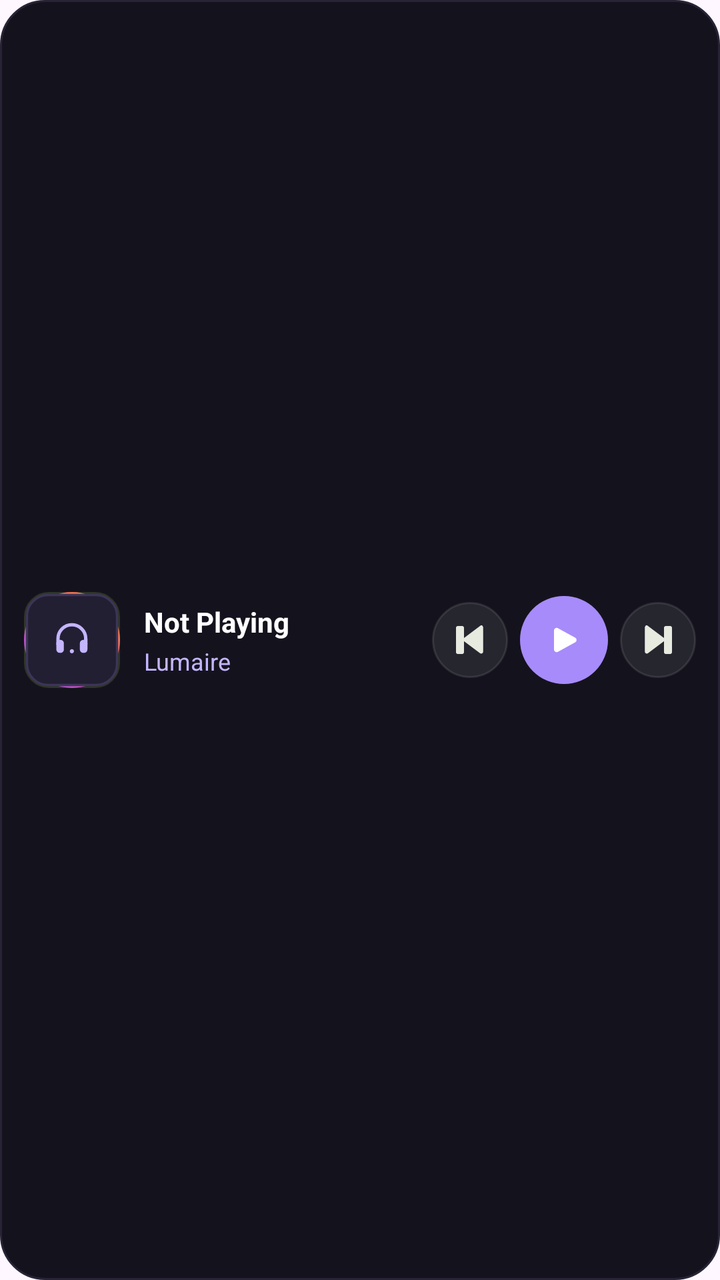
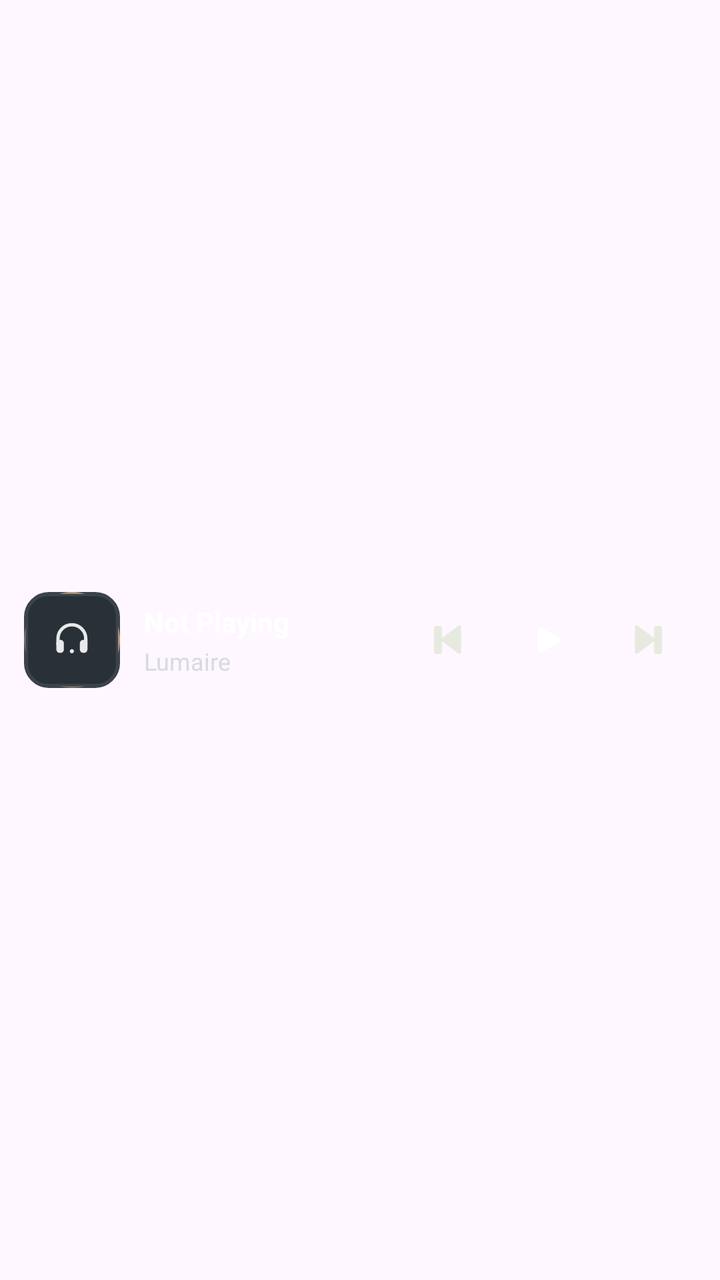

Screens rendered from an Android XML layout before and after an edit, with the pre-edit source and the edit as a unified diff.
<!-- AndroidManifest.xml: application theme Theme.lumaire -->
<!-- res/layout/widget_now_playing.xml -->
<?xml version="1.0" encoding="utf-8"?>
<FrameLayout xmlns:android="http://schemas.android.com/apk/res/android"
    android:id="@+id/widget_now_playing_root"
    android:layout_width="match_parent"
    android:layout_height="match_parent"
    android:background="@drawable/widget_background">

    
    <ImageView
        android:id="@+id/widget_bg_image"
        android:layout_width="match_parent"
        android:layout_height="match_parent"
        android:scaleType="fitXY"
        android:contentDescription="" />

    
    <LinearLayout
        android:id="@+id/widget_compact_layout"
        android:layout_width="match_parent"
        android:layout_height="match_parent"
        android:orientation="horizontal"
        android:gravity="center_vertical"
        android:paddingStart="12dp"
        android:paddingEnd="12dp"
        android:paddingTop="8dp"
        android:paddingBottom="8dp"
        android:visibility="visible">

        <ImageView
            android:id="@+id/widget_art"
            android:layout_width="48dp"
            android:layout_height="48dp"
            android:layout_gravity="center_vertical"
            android:background="@drawable/widget_art_bg"
            android:src="@drawable/widget_art_demo"
            android:scaleType="centerCrop"
            android:contentDescription="Album artwork" />

        <LinearLayout
            android:id="@+id/widget_info_container"
            android:layout_width="0dp"
            android:layout_height="wrap_content"
            android:layout_weight="1"
            android:layout_marginStart="12dp"
            android:layout_marginEnd="8dp"
            android:orientation="vertical"
            android:gravity="center_vertical">

            <TextView
                android:id="@+id/widget_title"
                android:layout_width="match_parent"
                android:layout_height="wrap_content"
                android:textSize="14sp"
                android:textStyle="bold"
                android:textColor="#FFFFFF"
                android:singleLine="true"
                android:ellipsize="end"
                android:text="Not Playing" />

            <TextView
                android:id="@+id/widget_artist"
                android:layout_width="match_parent"
                android:layout_height="wrap_content"
                android:textSize="12sp"
                android:textColor="#C4B5FD"
                android:singleLine="true"
                android:ellipsize="end"
                android:layout_marginTop="2dp"
                android:text="Lumaire" />
        </LinearLayout>

        <LinearLayout
            android:id="@+id/widget_controls"
            android:layout_width="wrap_content"
            android:layout_height="wrap_content"
            android:gravity="center_vertical"
            android:orientation="horizontal">

            <ImageButton
                android:id="@+id/widget_btn_prev"
                android:layout_width="38dp"
                android:layout_height="38dp"
                android:background="@drawable/widget_button_bg"
                android:src="@drawable/ic_widget_prev"
                android:scaleType="centerInside"
                android:contentDescription="Previous track" />

            <ImageButton
                android:id="@+id/widget_btn_play_pause"
                android:layout_width="44dp"
                android:layout_height="44dp"
                android:layout_marginStart="6dp"
                android:layout_marginEnd="6dp"
                android:background="@drawable/widget_play_btn_bg"
                android:src="@drawable/ic_widget_play"
                android:scaleType="centerInside"
                android:contentDescription="Play or pause" />

            <ImageButton
                android:id="@+id/widget_btn_next"
                android:layout_width="38dp"
                android:layout_height="38dp"
                android:background="@drawable/widget_button_bg"
                android:src="@drawable/ic_widget_next"
                android:scaleType="centerInside"
                android:contentDescription="Next track" />
        </LinearLayout>
    </LinearLayout>

    
    <LinearLayout
        android:id="@+id/widget_expanded_layout"
        android:layout_width="match_parent"
        android:layout_height="match_parent"
        android:orientation="vertical"
        android:gravity="center_vertical"
        android:paddingStart="14dp"
        android:paddingEnd="14dp"
        android:paddingTop="10dp"
        android:paddingBottom="10dp"
        android:visibility="gone">

        <LinearLayout
            android:layout_width="match_parent"
            android:layout_height="0dp"
            android:layout_weight="1"
            android:orientation="horizontal"
            android:gravity="center_vertical">

            <ImageView
                android:id="@+id/widget_art_expanded"
                android:layout_width="56dp"
                android:layout_height="56dp"
                android:layout_gravity="center_vertical"
                android:background="@drawable/widget_art_bg"
                android:src="@drawable/widget_art_demo"
                android:scaleType="centerCrop"
                android:contentDescription="Album artwork" />

            <LinearLayout
                android:layout_width="0dp"
                android:layout_height="wrap_content"
                android:layout_weight="1"
                android:layout_marginStart="14dp"
                android:layout_marginEnd="10dp"
                android:orientation="vertical"
                android:gravity="center_vertical">

                <TextView
                    android:id="@+id/widget_title_expanded"
                    android:layout_width="match_parent"
                    android:layout_height="wrap_content"
                    android:textSize="15sp"
                    android:textStyle="bold"
                    android:textColor="#FFFFFF"
                    android:maxLines="2"
                    android:ellipsize="end"
                    android:text="Not Playing" />

                <TextView
                    android:id="@+id/widget_artist_expanded"
                    android:layout_width="match_parent"
                    android:layout_height="wrap_content"
                    android:textSize="13sp"
                    android:textColor="#C4B5FD"
                    android:singleLine="true"
                    android:ellipsize="end"
                    android:layout_marginTop="2dp"
                    android:text="Lumaire" />
            </LinearLayout>

            <LinearLayout
                android:layout_width="wrap_content"
                android:layout_height="wrap_content"
                android:gravity="center_vertical"
                android:orientation="horizontal">

                <ImageButton
                    android:id="@+id/widget_btn_prev_expanded"
                    android:layout_width="40dp"
                    android:layout_height="40dp"
                    android:background="@drawable/widget_button_bg"
                    android:src="@drawable/ic_widget_prev"
                    android:scaleType="centerInside"
                    android:contentDescription="Previous track" />

                <ImageButton
                    android:id="@+id/widget_btn_play_pause_expanded"
                    android:layout_width="46dp"
                    android:layout_height="46dp"
                    android:layout_marginStart="6dp"
                    android:layout_marginEnd="6dp"
                    android:background="@drawable/widget_play_btn_bg"
                    android:src="@drawable/ic_widget_play"
                    android:scaleType="centerInside"
                    android:contentDescription="Play or pause" />

                <ImageButton
                    android:id="@+id/widget_btn_next_expanded"
                    android:layout_width="40dp"
                    android:layout_height="40dp"
                    android:background="@drawable/widget_button_bg"
                    android:src="@drawable/ic_widget_next"
                    android:scaleType="centerInside"
                    android:contentDescription="Next track" />
            </LinearLayout>
        </LinearLayout>

        <LinearLayout
            android:id="@+id/widget_progress_container"
            android:layout_width="match_parent"
            android:layout_height="wrap_content"
            android:orientation="vertical"
            android:layout_marginTop="8dp">

            <ProgressBar
                android:id="@+id/widget_progress_expanded"
                style="?android:attr/progressBarStyleHorizontal"
                android:layout_width="match_parent"
                android:layout_height="3dp"
                android:indeterminate="false"
                android:max="1000"
                android:progress="0"
                android:progressDrawable="@drawable/widget_progress_drawable" />

            <LinearLayout
                android:layout_width="match_parent"
                android:layout_height="wrap_content"
                android:orientation="horizontal"
                android:layout_marginTop="3dp">

                <TextView
                    android:id="@+id/widget_time_elapsed_expanded"
                    android:layout_width="0dp"
                    android:layout_height="wrap_content"
                    android:layout_weight="1"
                    android:textSize="11sp"
                    android:textColor="#A1A1AA"
                    android:text="0:00" />

                <TextView
                    android:id="@+id/widget_time_total_expanded"
                    android:layout_width="wrap_content"
                    android:layout_height="wrap_content"
                    android:textSize="11sp"
                    android:textColor="#A1A1AA"
                    android:text="0:00" />
            </LinearLayout>
        </LinearLayout>
    </LinearLayout>

    
    <LinearLayout
        android:id="@+id/widget_card_layout"
        android:layout_width="match_parent"
        android:layout_height="match_parent"
        android:orientation="vertical"
        android:gravity="center_vertical"
        android:padding="16dp"
        android:visibility="gone">

        <LinearLayout
            android:layout_width="match_parent"
            android:layout_height="wrap_content"
            android:orientation="horizontal"
            android:gravity="center_vertical">

            <ImageView
                android:id="@+id/widget_art_card"
                android:layout_width="64dp"
                android:layout_height="64dp"
                android:background="@drawable/widget_art_bg"
                android:src="@drawable/widget_art_demo"
                android:scaleType="centerCrop"
                android:contentDescription="Album artwork" />

            <LinearLayout
                android:layout_width="0dp"
                android:layout_height="wrap_content"
                android:layout_weight="1"
                android:layout_marginStart="14dp"
                android:orientation="vertical"
                android:gravity="center_vertical">

                <TextView
                    android:id="@+id/widget_title_card"
                    android:layout_width="match_parent"
                    android:layout_height="wrap_content"
                    android:textSize="16sp"
                    android:textStyle="bold"
                    android:textColor="#FFFFFF"
                    android:maxLines="2"
                    android:ellipsize="end"
                    android:text="Not Playing" />

                <TextView
                    android:id="@+id/widget_artist_card"
                    android:layout_width="match_parent"
                    android:layout_height="wrap_content"
                    android:textSize="13sp"
                    android:textColor="#C4B5FD"
                    android:singleLine="true"
                    android:ellipsize="end"
                    android:layout_marginTop="3dp"
                    android:text="Lumaire" />
            </LinearLayout>
        </LinearLayout>

        <LinearLayout
            android:layout_width="match_parent"
            android:layout_height="wrap_content"
            android:orientation="vertical"
            android:layout_marginTop="14dp"
            android:layout_marginBottom="12dp">

            <ProgressBar
                android:id="@+id/widget_progress_card"
                style="?android:attr/progressBarStyleHorizontal"
                android:layout_width="match_parent"
                android:layout_height="3dp"
                android:indeterminate="false"
                android:max="1000"
                android:progress="0"
                android:progressDrawable="@drawable/widget_progress_drawable" />

            <LinearLayout
                android:layout_width="match_parent"
                android:layout_height="wrap_content"
                android:orientation="horizontal"
                android:layout_marginTop="4dp">

                <TextView
                    android:id="@+id/widget_time_elapsed_card"
                    android:layout_width="0dp"
                    android:layout_height="wrap_content"
                    android:layout_weight="1"
                    android:textSize="11sp"
                    android:textColor="#A1A1AA"
                    android:text="0:00" />

                <TextView
                    android:id="@+id/widget_time_total_card"
                    android:layout_width="wrap_content"
                    android:layout_height="wrap_content"
                    android:textSize="11sp"
                    android:textColor="#A1A1AA"
                    android:text="0:00" />
            </LinearLayout>
        </LinearLayout>

        <LinearLayout
            android:layout_width="match_parent"
            android:layout_height="wrap_content"
            android:gravity="center"
            android:orientation="horizontal">

            <ImageButton
                android:id="@+id/widget_btn_prev_card"
                android:layout_width="44dp"
                android:layout_height="44dp"
                android:background="@drawable/widget_button_bg"
                android:src="@drawable/ic_widget_prev"
                android:scaleType="centerInside"
                android:contentDescription="Previous track" />

            <ImageButton
                android:id="@+id/widget_btn_play_pause_card"
                android:layout_width="50dp"
                android:layout_height="50dp"
                android:layout_marginStart="16dp"
                android:layout_marginEnd="16dp"
                android:background="@drawable/widget_play_btn_bg"
                android:src="@drawable/ic_widget_play"
                android:scaleType="centerInside"
                android:contentDescription="Play or pause" />

            <ImageButton
                android:id="@+id/widget_btn_next_card"
                android:layout_width="44dp"
                android:layout_height="44dp"
                android:background="@drawable/widget_button_bg"
                android:src="@drawable/ic_widget_next"
                android:scaleType="centerInside"
                android:contentDescription="Next track" />
        </LinearLayout>
    </LinearLayout>
</FrameLayout>
<!-- resources referenced by this layout -->
<resources>
  <!-- drawable widget_art_bg (drawable) -->
  <?xml version="1.0" encoding="utf-8"?>
  <shape xmlns:android="http://schemas.android.com/apk/res/android"
      android:shape="rectangle">
      <solid android:color="#20251B" />
      <corners android:radius="12dp" />
      <stroke
          android:width="1dp"
          android:color="#2E3628" />
  </shape>
  <!-- drawable widget_art_demo (drawable) -->
  <?xml version="1.0" encoding="utf-8"?>
  <layer-list xmlns:android="http://schemas.android.com/apk/res/android">
      
      <item>
          <shape android:shape="rectangle">
              <corners android:radius="14dp" />
              <gradient
                  android:angle="45"
                  android:startColor="#8B5CF6"
                  android:centerColor="#EC4899"
                  android:endColor="#F59E0B"
                  android:type="linear" />
          </shape>
      </item>
      
      <item
          android:gravity="center"
          android:width="28dp"
          android:height="28dp"
          android:drawable="@drawable/ic_widget_art_fallback" />
  </layer-list>
  <!-- drawable widget_background (drawable) -->
  <?xml version="1.0" encoding="utf-8"?>
  <shape xmlns:android="http://schemas.android.com/apk/res/android"
      android:shape="rectangle">
      <solid android:color="#14131D" />
      <corners android:radius="22dp" />
      <stroke
          android:width="1dp"
          android:color="#282436" />
  </shape>
  <!-- drawable widget_button_bg (drawable) -->
  <?xml version="1.0" encoding="utf-8"?>
  <ripple xmlns:android="http://schemas.android.com/apk/res/android"
      android:color="#25FFFFFF">
      <item>
          <shape android:shape="oval">
              <solid android:color="#14FFFFFF" />
              <stroke
                  android:width="1dp"
                  android:color="#1AFFFFFF" />
          </shape>
      </item>
  </ripple>
  <!-- drawable widget_play_btn_bg (drawable) -->
  <?xml version="1.0" encoding="utf-8"?>
  <ripple xmlns:android="http://schemas.android.com/apk/res/android"
      android:color="#33FFFFFF">
      <item>
          <shape android:shape="oval">
              <solid android:color="#A78BFA" />
          </shape>
      </item>
  </ripple>
  <!-- drawable widget_progress_drawable (drawable) -->
  <?xml version="1.0" encoding="utf-8"?>
  <layer-list xmlns:android="http://schemas.android.com/apk/res/android">
      <item android:id="@android:id/background">
          <shape android:shape="rectangle">
              <corners android:radius="2dp" />
              <solid android:color="#26FFFFFF" />
          </shape>
      </item>
      <item android:id="@android:id/progress">
          <clip>
              <shape android:shape="rectangle">
                  <corners android:radius="2dp" />
                  <solid android:color="#C4B5FD" />
              </shape>
          </clip>
      </item>
  </layer-list>
  <!-- drawable ic_widget_art_fallback (drawable) -->
  <?xml version="1.0" encoding="utf-8"?>
  <vector xmlns:android="http://schemas.android.com/apk/res/android"
      android:width="64dp"
      android:height="64dp"
      android:viewportWidth="64"
      android:viewportHeight="64">
      <path
          android:fillColor="#231F33"
          android:strokeColor="#3D3558"
          android:strokeWidth="1.5"
          android:pathData="M16,2 h32 a14,14 0 0,1 14,14 v32 a14,14 0 0,1 -14,14 h-32 a14,14 0 0,1 -14,-14 v-32 a14,14 0 0,1 14,-14 z" />
      <group
          android:scaleX="0.28"
          android:scaleY="0.28"
          android:translateX="14"
          android:translateY="14">
          <path
              android:pathData="M31,74 V61 a33,33 0 0,1 66,0 v13"
              android:strokeColor="#C4B5FD"
              android:strokeWidth="8"
              android:strokeLineCap="round"/>
          <path
              android:pathData="M35,64 h2 a8,8 0 0,1 8,8 v15 a8,8 0 0,1 -8,8 h-2 a8,8 0 0,1 -8,-8 v-15 a8,8 0 0,1 8,-8 z"
              android:fillColor="#C4B5FD"/>
          <path
              android:pathData="M91,64 h2 a8,8 0 0,1 8,8 v15 a8,8 0 0,1 -8,8 h-2 a8,8 0 0,1 -8,-8 v-15 a8,8 0 0,1 8,-8 z"
              android:fillColor="#C4B5FD"/>
          <path
              android:pathData="M64,86 a5,5 0 1,0 0.001,0 z"
              android:fillColor="#C4B5FD"/>
      </group>
  </vector>
  <!-- unchanged entries left out for length: 4 -->
</resources>

<!-- the commit's change to res/layout/widget_now_playing.xml (unified diff, before → after) -->
@@ -3,7 +3,7 @@
     android:id="@+id/widget_now_playing_root"
     android:layout_width="match_parent"
     android:layout_height="match_parent"
-    android:background="@drawable/widget_background">
+    android:background="@android:color/transparent">
 
     
     <ImageView
@@ -14,18 +14,26 @@
         android:contentDescription="" />
 
     
-    <LinearLayout
+    <FrameLayout
         android:id="@+id/widget_compact_layout"
         android:layout_width="match_parent"
-        android:layout_height="match_parent"
-        android:orientation="horizontal"
-        android:gravity="center_vertical"
-        android:paddingStart="12dp"
-        android:paddingEnd="12dp"
-        android:paddingTop="8dp"
-        android:paddingBottom="8dp"
-        android:visibility="visible">
-
+        android:layout_height="72dp"
+        android:layout_gravity="center_vertical">
+
+        <ImageView
+            android:id="@+id/widget_compact_bg_image"
+            android:layout_width="match_parent"
+            android:layout_height="match_parent"
+            android:scaleType="fitXY"
+            android:importantForAccessibility="no" />
+
+        <LinearLayout
+            android:layout_width="match_parent"
+            android:layout_height="match_parent"
+            android:orientation="horizontal"
+            android:gravity="center_vertical"
+            android:paddingHorizontal="12dp"
+            android:paddingVertical="12dp">
         <ImageView
             android:id="@+id/widget_art"
             android:layout_width="48dp"
@@ -62,7 +70,7 @@
                 android:layout_width="match_parent"
                 android:layout_height="wrap_content"
                 android:textSize="12sp"
-                android:textColor="#C4B5FD"
+                android:textColor="#D7DBDF"
                 android:singleLine="true"
                 android:ellipsize="end"
                 android:layout_marginTop="2dp"
@@ -78,34 +86,35 @@
 
             <ImageButton
                 android:id="@+id/widget_btn_prev"
-                android:layout_width="38dp"
-                android:layout_height="38dp"
-                android:background="@drawable/widget_button_bg"
+                android:layout_width="48dp"
+                android:layout_height="48dp"
+                android:background="@android:color/transparent"
                 android:src="@drawable/ic_widget_prev"
                 android:scaleType="centerInside"
                 android:contentDescription="Previous track" />
 
             <ImageButton
                 android:id="@+id/widget_btn_play_pause"
-                android:layout_width="44dp"
-                android:layout_height="44dp"
-                android:layout_marginStart="6dp"
-                android:layout_marginEnd="6dp"
-                android:background="@drawable/widget_play_btn_bg"
+                android:layout_width="48dp"
+                android:layout_height="48dp"
+                android:layout_marginStart="2dp"
+                android:layout_marginEnd="2dp"
+                android:background="@android:color/transparent"
                 android:src="@drawable/ic_widget_play"
                 android:scaleType="centerInside"
                 android:contentDescription="Play or pause" />
 
             <ImageButton
                 android:id="@+id/widget_btn_next"
-                android:layout_width="38dp"
-                android:layout_height="38dp"
-                android:background="@drawable/widget_button_bg"
+                android:layout_width="48dp"
+                android:layout_height="48dp"
+                android:background="@android:color/transparent"
                 android:src="@drawable/ic_widget_next"
                 android:scaleType="centerInside"
                 android:contentDescription="Next track" />
         </LinearLayout>
     </LinearLayout>
+    </FrameLayout>
 
     
     <LinearLayout
@@ -162,7 +171,7 @@
                     android:layout_width="match_parent"
                     android:layout_height="wrap_content"
                     android:textSize="13sp"
-                    android:textColor="#C4B5FD"
+                    android:textColor="#D7DBDF"
                     android:singleLine="true"
                     android:ellipsize="end"
                     android:layout_marginTop="2dp"
@@ -177,29 +186,29 @@
 
                 <ImageButton
                     android:id="@+id/widget_btn_prev_expanded"
-                    android:layout_width="40dp"
-                    android:layout_height="40dp"
-                    android:background="@drawable/widget_button_bg"
+                    android:layout_width="48dp"
+                    android:layout_height="48dp"
+                    android:background="@android:color/transparent"
                     android:src="@drawable/ic_widget_prev"
                     android:scaleType="centerInside"
                     android:contentDescription="Previous track" />
 
                 <ImageButton
                     android:id="@+id/widget_btn_play_pause_expanded"
-                    android:layout_width="46dp"
-                    android:layout_height="46dp"
-                    android:layout_marginStart="6dp"
-                    android:layout_marginEnd="6dp"
-                    android:background="@drawable/widget_play_btn_bg"
+                    android:layout_width="48dp"
+                    android:layout_height="48dp"
+                    android:layout_marginStart="2dp"
+                    android:layout_marginEnd="2dp"
+                    android:background="@android:color/transparent"
                     android:src="@drawable/ic_widget_play"
                     android:scaleType="centerInside"
                     android:contentDescription="Play or pause" />
 
                 <ImageButton
                     android:id="@+id/widget_btn_next_expanded"
-                    android:layout_width="40dp"
-                    android:layout_height="40dp"
-                    android:background="@drawable/widget_button_bg"
+                    android:layout_width="48dp"
+                    android:layout_height="48dp"
+                    android:background="@android:color/transparent"
                     android:src="@drawable/ic_widget_next"
                     android:scaleType="centerInside"
                     android:contentDescription="Next track" />
@@ -298,7 +307,7 @@
                     android:layout_width="match_parent"
                     android:layout_height="wrap_content"
                     android:textSize="13sp"
-                    android:textColor="#C4B5FD"
+                    android:textColor="#D7DBDF"
                     android:singleLine="true"
                     android:ellipsize="end"
                     android:layout_marginTop="3dp"
@@ -356,9 +365,9 @@
 
             <ImageButton
                 android:id="@+id/widget_btn_prev_card"
-                android:layout_width="44dp"
-                android:layout_height="44dp"
-                android:background="@drawable/widget_button_bg"
+                android:layout_width="48dp"
+                android:layout_height="48dp"
+                android:background="@android:color/transparent"
                 android:src="@drawable/ic_widget_prev"
                 android:scaleType="centerInside"
                 android:contentDescription="Previous track" />
@@ -369,16 +378,16 @@
                 android:layout_height="50dp"
                 android:layout_marginStart="16dp"
                 android:layout_marginEnd="16dp"
-                android:background="@drawable/widget_play_btn_bg"
+                android:background="@android:color/transparent"
                 android:src="@drawable/ic_widget_play"
                 android:scaleType="centerInside"
                 android:contentDescription="Play or pause" />
 
             <ImageButton
                 android:id="@+id/widget_btn_next_card"
-                android:layout_width="44dp"
-                android:layout_height="44dp"
-                android:background="@drawable/widget_button_bg"
+                android:layout_width="48dp"
+                android:layout_height="48dp"
+                android:background="@android:color/transparent"
                 android:src="@drawable/ic_widget_next"
                 android:scaleType="centerInside"
                 android:contentDescription="Next track" />
<!-- resource entries referenced after the edit -->
@@ -4,11 +4,11 @@
   <?xml version="1.0" encoding="utf-8"?>
   <shape xmlns:android="http://schemas.android.com/apk/res/android"
       android:shape="rectangle">
-      <solid android:color="#20251B" />
+      <solid android:color="#293038" />
       <corners android:radius="12dp" />
       <stroke
           android:width="1dp"
-          android:color="#2E3628" />
+          android:color="#3B434C" />
   </shape>
   <!-- drawable widget_art_demo (drawable) -->
   <?xml version="1.0" encoding="utf-8"?>
@@ -19,9 +19,9 @@
               <corners android:radius="14dp" />
               <gradient
                   android:angle="45"
-                  android:startColor="#8B5CF6"
-                  android:centerColor="#EC4899"
-                  android:endColor="#F59E0B"
+                  android:startColor="#405A70"
+                  android:centerColor="#A57F61"
+                  android:endColor="#D6BD8D"
                   android:type="linear" />
           </shape>
       </item>
@@ -32,39 +32,6 @@
           android:height="28dp"
           android:drawable="@drawable/ic_widget_art_fallback" />
   </layer-list>
-  <!-- drawable widget_background (drawable) -->
-  <?xml version="1.0" encoding="utf-8"?>
-  <shape xmlns:android="http://schemas.android.com/apk/res/android"
-      android:shape="rectangle">
-      <solid android:color="#14131D" />
-      <corners android:radius="22dp" />
-      <stroke
-          android:width="1dp"
-          android:color="#282436" />
-  </shape>
-  <!-- drawable widget_button_bg (drawable) -->
-  <?xml version="1.0" encoding="utf-8"?>
-  <ripple xmlns:android="http://schemas.android.com/apk/res/android"
-      android:color="#25FFFFFF">
-      <item>
-          <shape android:shape="oval">
-              <solid android:color="#14FFFFFF" />
-              <stroke
-                  android:width="1dp"
-                  android:color="#1AFFFFFF" />
-          </shape>
-      </item>
-  </ripple>
-  <!-- drawable widget_play_btn_bg (drawable) -->
-  <?xml version="1.0" encoding="utf-8"?>
-  <ripple xmlns:android="http://schemas.android.com/apk/res/android"
-      android:color="#33FFFFFF">
-      <item>
-          <shape android:shape="oval">
-              <solid android:color="#A78BFA" />
-          </shape>
-      </item>
-  </ripple>
   <!-- drawable widget_progress_drawable (drawable) -->
   <?xml version="1.0" encoding="utf-8"?>
   <layer-list xmlns:android="http://schemas.android.com/apk/res/android">
@@ -78,7 +45,7 @@
           <clip>
               <shape android:shape="rectangle">
                   <corners android:radius="2dp" />
-                  <solid android:color="#C4B5FD" />
+                  <solid android:color="#E7E9EB" />
               </shape>
           </clip>
       </item>
@@ -91,8 +58,8 @@
       android:viewportWidth="64"
       android:viewportHeight="64">
       <path
-          android:fillColor="#231F33"
-          android:strokeColor="#3D3558"
+          android:fillColor="#293038"
+          android:strokeColor="#3B434C"
           android:strokeWidth="1.5"
           android:pathData="M16,2 h32 a14,14 0 0,1 14,14 v32 a14,14 0 0,1 -14,14 h-32 a14,14 0 0,1 -14,-14 v-32 a14,14 0 0,1 14,-14 z" />
       <group
@@ -102,18 +69,18 @@
           android:translateY="14">
           <path
               android:pathData="M31,74 V61 a33,33 0 0,1 66,0 v13"
-              android:strokeColor="#C4B5FD"
+              android:strokeColor="#E7E9EB"
               android:strokeWidth="8"
               android:strokeLineCap="round"/>
           <path
               android:pathData="M35,64 h2 a8,8 0 0,1 8,8 v15 a8,8 0 0,1 -8,8 h-2 a8,8 0 0,1 -8,-8 v-15 a8,8 0 0,1 8,-8 z"
-              android:fillColor="#C4B5FD"/>
+              android:fillColor="#E7E9EB"/>
           <path
               android:pathData="M91,64 h2 a8,8 0 0,1 8,8 v15 a8,8 0 0,1 -8,8 h-2 a8,8 0 0,1 -8,-8 v-15 a8,8 0 0,1 8,-8 z"
-              android:fillColor="#C4B5FD"/>
+              android:fillColor="#E7E9EB"/>
           <path
               android:pathData="M64,86 a5,5 0 1,0 0.001,0 z"
-              android:fillColor="#C4B5FD"/>
+              android:fillColor="#E7E9EB"/>
       </group>
   </vector>
   <!-- unchanged entries left out for length: 4 -->
